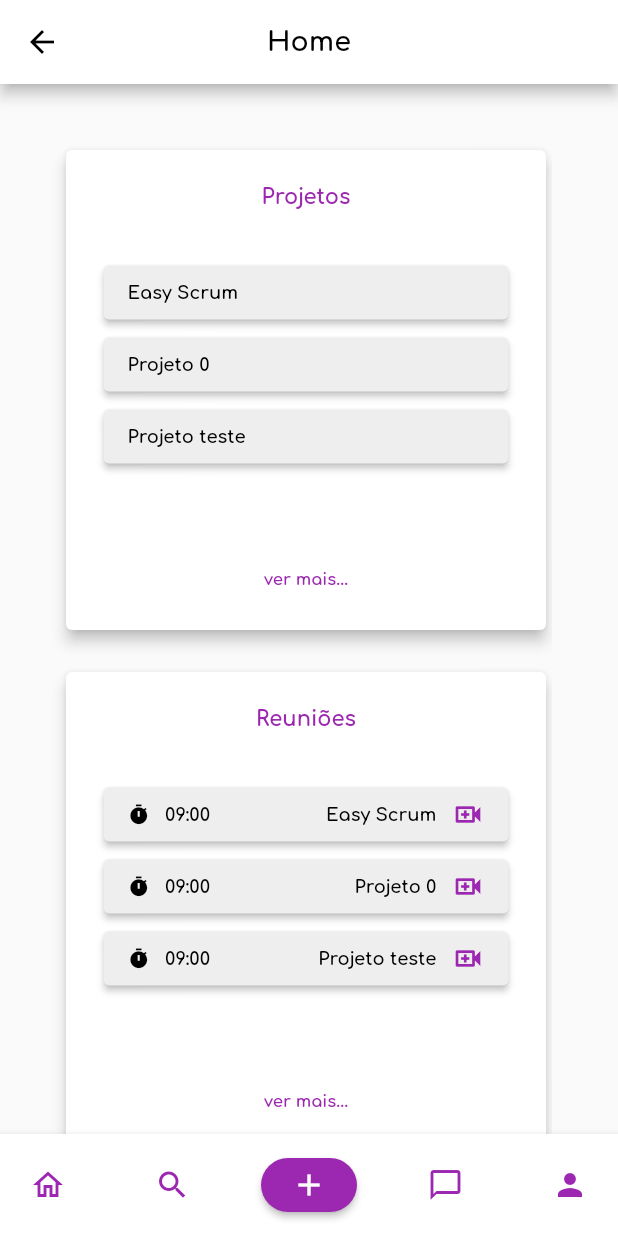
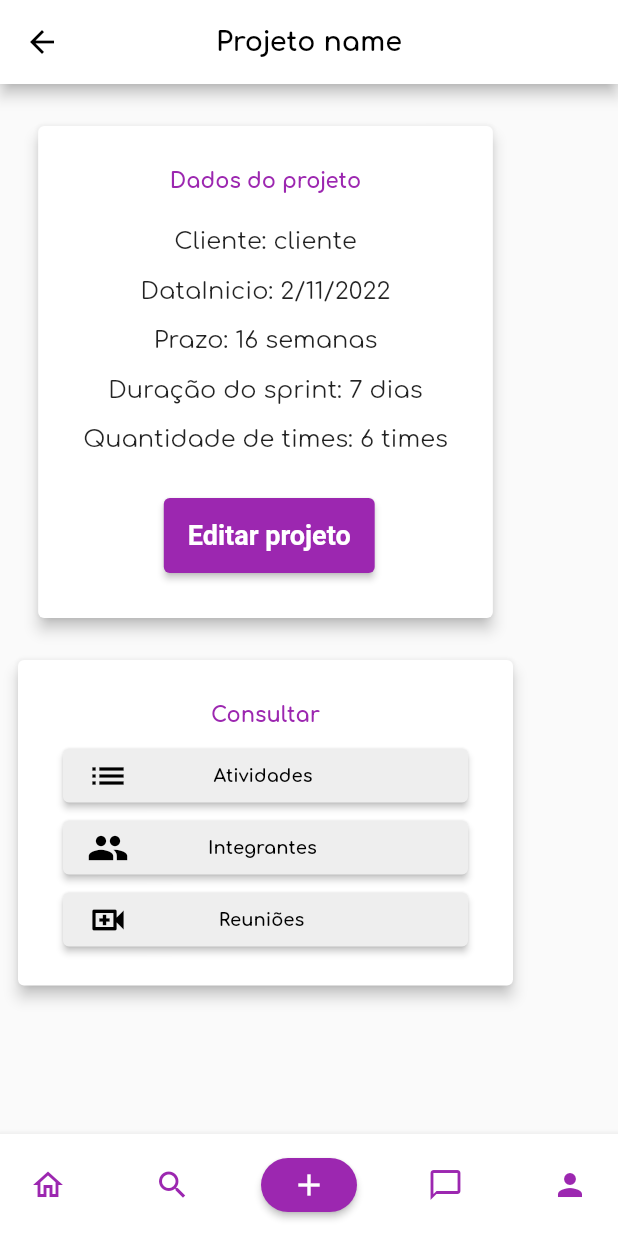
Before and after one commit to Kathamala/easy_scrum, a Flutter app: the HomePage screen opened directly, after a tap on "Easy Scrum", on a phone screen of 412 x 824 dp. Run offline on Flutter 3.47's test engine with Material 2 defaults, Android fonts, the phone set to English and light mode, and no system bars.

Commit message:
Página de detalhes do projeto quase toda ok
+ um ajuste visual nos paddings da home

```diff
--- a/lib/pages/home.dart
+++ b/lib/pages/home.dart
@@ -1,8 +1,8 @@
 // ignore_for_file: prefer_const_constructors, prefer_const_literals_to_create_immutables, avoid_print
 import 'package:easy_scrum/colors.dart';
 import 'package:easy_scrum/components/BottomAppBar.dart';
-import 'package:easy_scrum/pages/login/login.dart';
-//import 'package:flutter/cupertino.dart';
+//import 'package:easy_scrum/pages/login/login.dart';
+import 'package:easy_scrum/pages/project/project-details.dart';
 import 'package:flutter/material.dart';
 
 class HomePage extends StatefulWidget {
@@ -25,13 +25,15 @@ class _HomePageState extends State<HomePage> {
 
   void openProject(int projectId) {
     print("Opening project " + projectId.toString());
+    Navigator.push(context,
+        MaterialPageRoute(builder: (context) => const ProjectDetailsPage()));
   }
 
   @override
   Widget build(BuildContext context) {
     final cardProjetos = Card(
         elevation: 4.0,
-        child: Container(
+        child: SizedBox(
           height: 320,
           width: 320,
           child: Column(
@@ -52,7 +54,9 @@ class _HomePageState extends State<HomePage> {
                       style: ElevatedButton.styleFrom(
                           backgroundColor: AppColors.secondaryGrey,
                           fixedSize: Size(270, 20)),
-                      onPressed: () {},
+                      onPressed: () {
+                        openProject(1);
+                      },
                       child: Align(
                         alignment: Alignment.centerLeft,
                         child: Text("Easy Scrum",
@@ -66,7 +70,9 @@ class _HomePageState extends State<HomePage> {
                       style: ElevatedButton.styleFrom(
                           backgroundColor: AppColors.secondaryGrey,
                           fixedSize: Size(270, 20)),
-                      onPressed: () {},
+                      onPressed: () {
+                        openProject(1);
+                      },
                       child: Align(
                         alignment: Alignment.centerLeft,
                         child: Text("Projeto 0",
@@ -80,7 +86,9 @@ class _HomePageState extends State<HomePage> {
                       style: ElevatedButton.styleFrom(
                           backgroundColor: AppColors.secondaryGrey,
                           fixedSize: Size(270, 20)),
-                      onPressed: () {},
+                      onPressed: () {
+                        openProject(1);
+                      },
                       child: Align(
                         alignment: Alignment.centerLeft,
                         child: Text("Projeto teste",
@@ -107,7 +115,7 @@ class _HomePageState extends State<HomePage> {
 
     final cardReunioes = Card(
         elevation: 4.0,
-        child: Container(
+        child: SizedBox(
           height: 320,
           width: 320,
           child: Column(
@@ -284,7 +292,7 @@ class _HomePageState extends State<HomePage> {
         bottomNavigationBar: BottomAppBarEasyScrum(),
         body: SingleChildScrollView(
           child: Container(
-            padding: EdgeInsets.only(left: 40, top: 40),
+            padding: EdgeInsets.fromLTRB(20, 10, 20, 10),
             child: Column(
                 crossAxisAlignment: CrossAxisAlignment.center,
                 children: [
--- /dev/null
+++ b/lib/pages/project/project-details.dart
@@ -0,0 +1,213 @@
+// ignore_for_file: prefer_const_constructors, prefer_const_literals_to_create_immutables, avoid_print
+import 'package:easy_scrum/colors.dart';
+import 'package:easy_scrum/components/BottomAppBar.dart';
+import 'package:flutter/material.dart';
+
+class ProjectDetailsPage extends StatefulWidget {
+  const ProjectDetailsPage({Key? key}) : super(key: key);
+
+  @override
+  State<ProjectDetailsPage> createState() => _ProjectDetailsPageState();
+}
+
+class _ProjectDetailsPageState extends State<ProjectDetailsPage> {
+  @override
+  void initState() {
+    super.initState();
+  }
+
+  String clientName = "cliente";
+  DateTime dataInicio = DateTime.now();
+  String prazo = "16";
+  String duracaoSprint = "7";
+  String quantidadeTimes = "6";
+
+  /*void setProjectData(projectData projectId) {
+
+  }*/
+
+  @override
+  Widget build(BuildContext context) {
+    final cardDadosProjeto = Card(
+        elevation: 4.0,
+        child: Padding(
+          padding: const EdgeInsets.fromLTRB(30, 5, 30, 20),
+          child: Column(
+              mainAxisAlignment: MainAxisAlignment.spaceBetween,
+              children: [
+                Padding(
+                  padding: const EdgeInsets.fromLTRB(8, 24, 8, 8),
+                  child: Text("Dados do projeto",
+                      style: TextStyle(
+                          color: AppColors.primaryPurple,
+                          fontSize: 14,
+                          fontWeight: FontWeight.bold)),
+                ),
+                Column(
+                  children: [
+                    Padding(padding: EdgeInsets.only(top: 15.0)),
+                    Text("Cliente: $clientName",
+                        textAlign: TextAlign.left,
+                        style: TextStyle(fontSize: 16.0)),
+                    Padding(padding: EdgeInsets.only(top: 15.0)),
+                    Text(
+                        "DataInicio: ${dataInicio.day}/${dataInicio.month}/${dataInicio.year}",
+                        textAlign: TextAlign.left,
+                        style: TextStyle(fontSize: 16.0)),
+                    Padding(padding: EdgeInsets.only(top: 15.0)),
+                    Text("Prazo: $prazo semanas",
+                        textAlign: TextAlign.left,
+                        style: TextStyle(fontSize: 16.0)),
+                    Padding(padding: EdgeInsets.only(top: 15.0)),
+                    Text("Duração do sprint: $duracaoSprint dias",
+                        textAlign: TextAlign.left,
+                        style: TextStyle(fontSize: 16.0)),
+                    Padding(padding: EdgeInsets.only(top: 15.0)),
+                    Text("Quantidade de times: $quantidadeTimes times",
+                        textAlign: TextAlign.left,
+                        style: TextStyle(fontSize: 16.0)),
+                    Padding(
+                        padding: const EdgeInsets.fromLTRB(20, 30, 15, 10),
+                        child: SizedBox(
+                            height: 50.0,
+                            child: ElevatedButton(
+                              onPressed: () {
+                                /*Navigator.push(
+                                    context,
+                                    MaterialPageRoute(
+                                        builder: (context) => const ProjectEditPage()));*/
+                              },
+                              child: Text(
+                                "Editar projeto",
+                                style: TextStyle(
+                                    color: Colors.white, fontSize: 18.0),
+                              ),
+                              style: ElevatedButton.styleFrom(
+                                  backgroundColor: AppColors.primaryPurple,
+                                  textStyle: TextStyle(
+                                      fontSize: 30,
+                                      fontWeight: FontWeight.bold)),
+                            ))),
+                  ],
+                ),
+              ]),
+        ));
+
+    final cardConsultar = Card(
+        elevation: 4.0,
+        child: Padding(
+          padding: const EdgeInsets.fromLTRB(30, 5, 30, 20),
+          child: Column(
+              mainAxisAlignment: MainAxisAlignment.spaceBetween,
+              children: [
+                Padding(
+                  padding: const EdgeInsets.fromLTRB(8, 24, 8, 8),
+                  child: Text("Consultar",
+                      style: TextStyle(
+                          color: AppColors.primaryPurple,
+                          fontSize: 14,
+                          fontWeight: FontWeight.bold)),
+                ),
+                Column(
+                  children: [
+                    ElevatedButton(
+                      style: ElevatedButton.styleFrom(
+                          backgroundColor: AppColors.secondaryGrey,
+                          fixedSize: Size(270, 20)),
+                      onPressed: () {
+                        /*Navigator.push(
+                            context,
+                            MaterialPageRoute(
+                                builder: (context) => const ProjectActivitiesPage()));*/
+                      },
+                      child: Row(children: [
+                        Icon(
+                          Icons.list,
+                          size: 28,
+                        ),
+                        Text("                Atividades",
+                            //textAlign: TextAlign.right,
+                            style: TextStyle(
+                                color: AppColors.black,
+                                fontSize: 12,
+                                fontWeight: FontWeight.bold))
+                      ]),
+                    ),
+                    ElevatedButton(
+                      style: ElevatedButton.styleFrom(
+                          backgroundColor: AppColors.secondaryGrey,
+                          fixedSize: Size(270, 20)),
+                      onPressed: () {
+                        /*Navigator.push(
+                            context,
+                            MaterialPageRoute(
+                                builder: (context) => const ProjectMembersPage()));*/
+                      },
+                      child: Row(children: [
+                        Icon(
+                          Icons.people,
+                          size: 28,
+                        ),
+                        Text("               Integrantes",
+                            //textAlign: TextAlign.right,
+                            style: TextStyle(
+                                color: AppColors.black,
+                                fontSize: 12,
+                                fontWeight: FontWeight.bold))
+                      ]),
+                    ),
+                    ElevatedButton(
+                      style: ElevatedButton.styleFrom(
+                          backgroundColor: AppColors.secondaryGrey,
+                          fixedSize: Size(270, 20)),
+                      onPressed: () {
+                        /*Navigator.push(
+                            context,
+                            MaterialPageRoute(
+                                builder: (context) => const ProjectMeetingsPage()));*/
+                      },
+                      child: Row(children: [
+                        Icon(
+                          Icons.video_call_outlined,
+                          size: 28,
+                        ),
+                        Text("                 Reuniões",
+                            //textAlign: TextAlign.right,
+                            style: TextStyle(
+                                color: AppColors.black,
+                                fontSize: 12,
+                                fontWeight: FontWeight.bold))
+                      ]),
+                    ),
+                  ],
+                ),
+              ]),
+        ));
+
+    return Scaffold(
+        appBar: AppBar(
+          backgroundColor: AppColors.white,
+          title: const Text("Projeto name",
+              style: TextStyle(
+                  color: Colors.black,
+                  fontSize: 18,
+                  fontWeight: FontWeight.bold)),
+          centerTitle: true,
+        ),
+        bottomNavigationBar: BottomAppBarEasyScrum(),
+        body: SingleChildScrollView(
+          child: Container(
+            padding: EdgeInsets.fromLTRB(8, 24, 8, 8),
+            child: Column(
+                crossAxisAlignment: CrossAxisAlignment.center,
+                children: [
+                  cardDadosProjeto,
+                  SizedBox(
+                    height: 20,
+                  ),
+                  cardConsultar
+                ]),
+          ),
+        ));
+  }
+}
```
